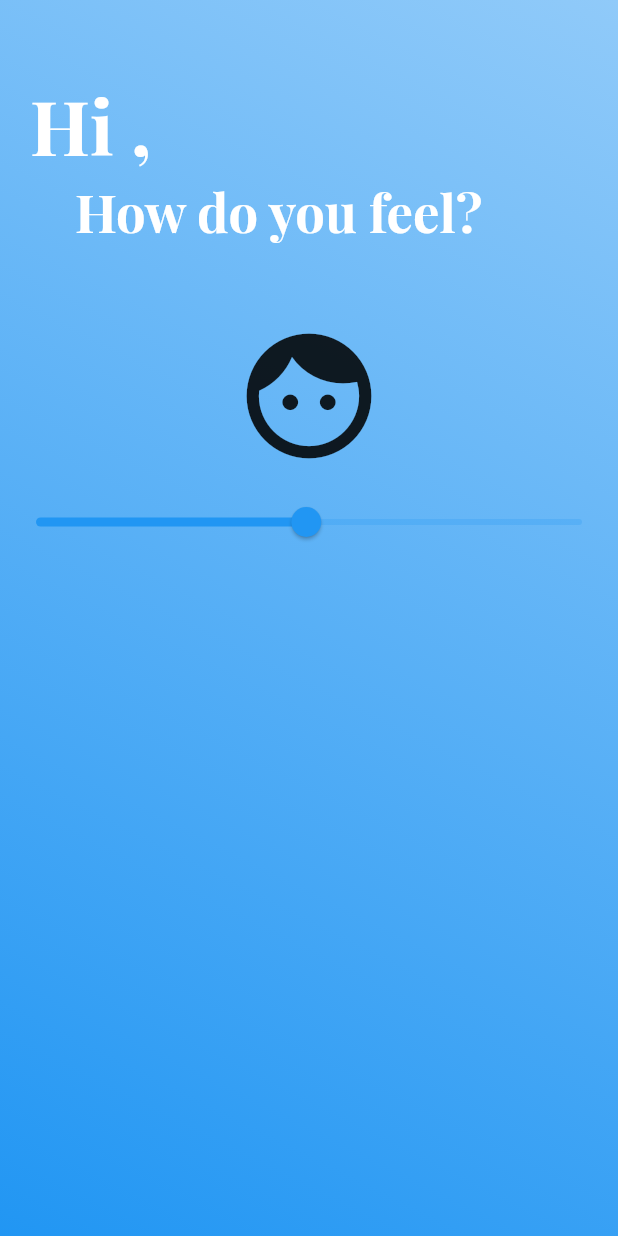
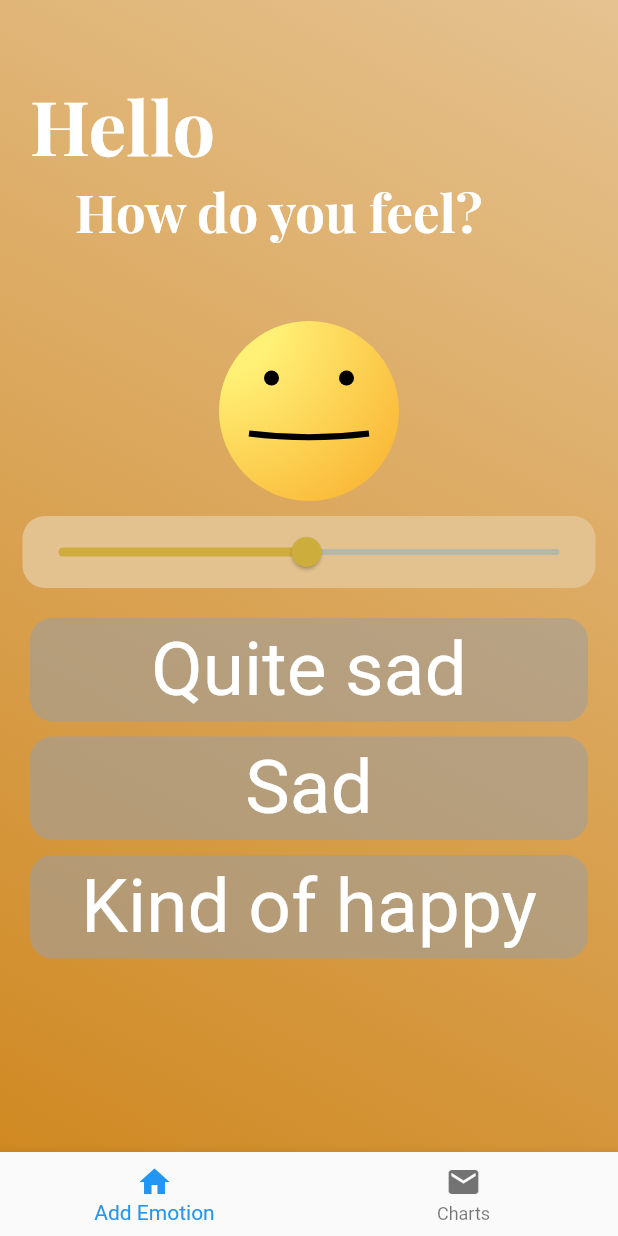
Before and after one commit to rb2750/MyWellbeing, a Flutter app: the Home screen opened directly, on a phone screen of 412 x 824 dp. Run offline on Flutter 3.47's test engine with Material 2 defaults, Android fonts, the phone set to English and light mode, and no system bars; our stand-ins replace shared_preferences; missing offline and left inert: rect_getter; accounts and stored records are empty; project files that could hold a hidden picture were left out.

Commit message:
Adds slider and emotions

```diff
--- a/lib/screens/home.dart
+++ b/lib/screens/home.dart
@@ -1,7 +1,7 @@
 import 'package:flutter/material.dart';
 import 'package:shared_preferences/shared_preferences.dart';
-
 import '../widgets/emotionface.dart';
+import '../widgets/emotionlist.dart';
 
 class Home extends StatefulWidget {
   Home({Key key}) : super(key: key);
@@ -15,7 +15,58 @@ class _HomeState extends State<Home> {
 
   @override
   Widget build(BuildContext context) {
+    Color backgroundColor;
+    Color gradientColor;
+
+    MaterialColor color1 = Colors.red;
+    MaterialColor color2 = Colors.orange;
+    MaterialColor color3 = Colors.green;
+    backgroundColor = Color.lerp(
+        Color.lerp(color1[200], color2[200], (emotion / 100)),
+        Color.lerp(color2[200], color3[200], (emotion / 100)),
+        (emotion / 100));
+    gradientColor = Color.lerp(
+        Color.lerp(color1[500], color2[500], (emotion / 100)),
+        Color.lerp(color2[500], color3[500], (emotion / 100)),
+        (emotion / 100));
+
+    // if (emotion >= 0 && emotion < 30) {
+    //   color1 = Colors.red;
+    //   color2 = Colors.orange;
+    //   backgroundColor = Color.lerp(color1[200], color2[200], emotion / 30);
+    //   gradientColor = Color.lerp(color1[500], color2[500], emotion / 30);
+    // } else if (emotion >= 30 && emotion < 50) {
+    //   color1 = Colors.orange;
+    //   color2 = Colors.yellow;
+    //   backgroundColor =
+    //       Color.lerp(color1[200], color2[200], (emotion * 50) / 30);
+    //   gradientColor = Color.lerp(color1[500], color2[500], (emotion * 50) / 30);
+    // }
+
+    // backgroundColor = Color.lerp(
+    //     Color.lerp(color1[200], color2[200], emotion / 100),
+    //     Color.lerp(color2[200], color3[200], emotion / 100),
+    //     emotion / 100);
+    // gradientColor = Color.lerp(
+    //     Color.lerp(color1[500], color2[500], emotion / 100),
+    //     Color.lerp(color2[500], color3[500], emotion / 100),
+    //     emotion / 100);
+
     return Scaffold(
+        bottomNavigationBar: BottomNavigationBar(
+          // backgroundColor: Color.fromRGBO(0, 0, 0, 0),
+          currentIndex: 0, // this will be set when a new tab is tapped
+          items: [
+            BottomNavigationBarItem(
+              icon: new Icon(Icons.home),
+              title: new Text('Add Emotion'),
+            ),
+            BottomNavigationBarItem(
+              icon: new Icon(Icons.mail),
+              title: new Text('Charts'),
+            )
+          ],
+        ),
         body: Container(
             width: MediaQuery.of(context).size.width,
             height: MediaQuery.of(context).size.height,
@@ -25,14 +76,15 @@ class _HomeState extends State<Home> {
                 end: Alignment.bottomLeft,
                 stops: [0, 1],
                 colors: [
-                  Colors.blue[200],
-                  Colors.blue[500],
+                  backgroundColor,
+                  gradientColor,
                 ],
               ),
             ),
             child: FutureBuilder(
                 future: SharedPreferences.getInstance(),
-                builder: (BuildContext context, AsyncSnapshot<SharedPreferences> prefs) {
+                builder: (BuildContext context,
+                    AsyncSnapshot<SharedPreferences> prefs) {
                   if (prefs.hasData) {
                     return Column(
                       crossAxisAlignment: CrossAxisAlignment.start,
@@ -40,8 +92,12 @@ class _HomeState extends State<Home> {
                         Padding(
                           padding: EdgeInsets.only(top: 50, left: 20),
                           child: Text(
-                            "Hi " + prefs.data.getString("Name") + ",",
-                            style: TextStyle(color: Colors.white, fontSize: 50, fontWeight: FontWeight.w700, fontFamily: "Playfair"),
+                            "Hello " + prefs.data.getString("Name"),
+                            style: TextStyle(
+                                color: Colors.white,
+                                fontSize: 50,
+                                fontWeight: FontWeight.w700,
+                                fontFamily: "Playfair"),
                             textAlign: TextAlign.left,
                           ),
                         ),
@@ -49,21 +105,40 @@ class _HomeState extends State<Home> {
                           padding: EdgeInsets.only(left: 50),
                           child: Text(
                             "How do you feel?",
-                            style: TextStyle(color: Colors.white, fontSize: 35, fontWeight: FontWeight.w700, fontFamily: "Playfair"),
+                            style: TextStyle(
+                                color: Colors.white,
+                                fontSize: 35,
+                                fontWeight: FontWeight.w700,
+                                fontFamily: "Playfair"),
                             textAlign: TextAlign.left,
                           ),
                         ),
                         Container(
-                          padding: EdgeInsets.only(top: 50),
-                          child: EmotionFace(emotion)
-                        ),
+                            padding: EdgeInsets.only(top: 50),
+                            child: EmotionFace(emotion)),
                         Container(
-                          padding: EdgeInsets.only(top: 10),
-                          child: Slider(min: 1, value: emotion, max: 100, onChanged: (newEmotionValue)
-                          {
-                            setState(()=>emotion=newEmotionValue);
-                          })
-                        )
+                            decoration: new BoxDecoration(
+                                color: Color.alphaBlend(
+                                    backgroundColor, gradientColor),
+                                borderRadius: new BorderRadius.all(
+                                    const Radius.circular(15.0))),
+                            margin: EdgeInsets.only(
+                                top: 10, bottom: 20, left: 15, right: 15),
+                            child: Slider(
+                                activeColor: Color.lerp(
+                                    Color.lerp(Colors.red, Colors.yellow,
+                                        emotion / 100),
+                                    Color.lerp(Colors.yellow,
+                                        Colors.green.shade600, emotion / 100),
+                                    emotion / 100),
+                                // activeColor: Colors.white,
+                                min: 1,
+                                value: emotion,
+                                max: 100,
+                                onChanged: (newEmotionValue) {
+                                  setState(() => emotion = newEmotionValue);
+                                })),
+                        EmotionList(emotion)
                       ],
                     );
                   }
--- /dev/null
+++ b/lib/widgets/emotionlist.dart
@@ -0,0 +1,64 @@
+import 'package:flutter/material.dart';
+
+class EmotionList extends StatelessWidget {
+  List<Widget> emotions;
+  double emotionLevel;
+
+  EmotionList(this.emotionLevel) {
+    emotions = [
+      new Emotion(0, 30, emotionLevel, "Very sad", Colors.red[700]),
+      new Emotion(20, 50, emotionLevel, "Quite sad", Colors.red[400]),
+      new Emotion(40, 60, emotionLevel, "Sad", Colors.orange),
+      new Emotion(50, 70, emotionLevel, "Kind of happy", Colors.green[300]),
+      new Emotion(60, 90, emotionLevel, "Happy", Colors.green[600]),
+      new Emotion(80, 100, emotionLevel, "Very Happy", Colors.green[800])
+    ];
+  }
+
+  @override
+  Widget build(BuildContext context) {
+    return Container(
+      width: double.maxFinite,
+      child: Column(
+        children: emotions,
+      ),
+    );
+  }
+}
+
+class Emotion extends StatelessWidget {
+  String text = "Emotion";
+  Color background = Colors.pink;
+
+  double minScore;
+  double maxScore;
+  double currentScore;
+
+  double padding = 20;
+
+  Emotion(this.minScore, this.maxScore, this.currentScore,
+      [this.text = "", this.background = Colors.pink]);
+
+  @override
+  Widget build(BuildContext context) {
+    if (currentScore >= minScore && currentScore <= maxScore) {
+      return new Container(
+          decoration: new BoxDecoration(
+              borderRadius: new BorderRadius.all(const Radius.circular(15.0)),
+              color: Colors.grey.withAlpha(150)),
+          padding: EdgeInsets.only(top: 5, bottom: 5),
+          margin: EdgeInsets.only(left: padding, right: padding, bottom: 10),
+          width: double.maxFinite,
+          // decoration: Decoration,
+          child: Center(
+            child: Text(
+              text,
+              style: TextStyle(fontSize: 50.0, color: Colors.white),
+              textAlign: TextAlign.center,
+            ),
+          ));
+    } else {
+      return new Container();
+    }
+  }
+}
```
Also changed, not shown: lib/widgets/emotionface.dart (+84 -1 lines), 8 other files.
